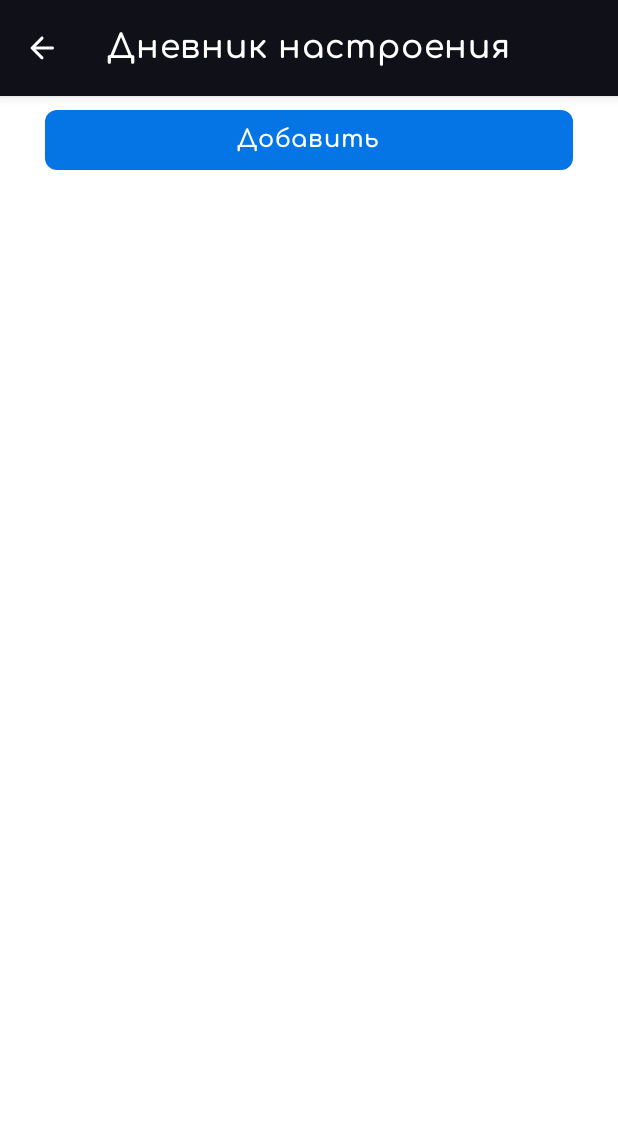
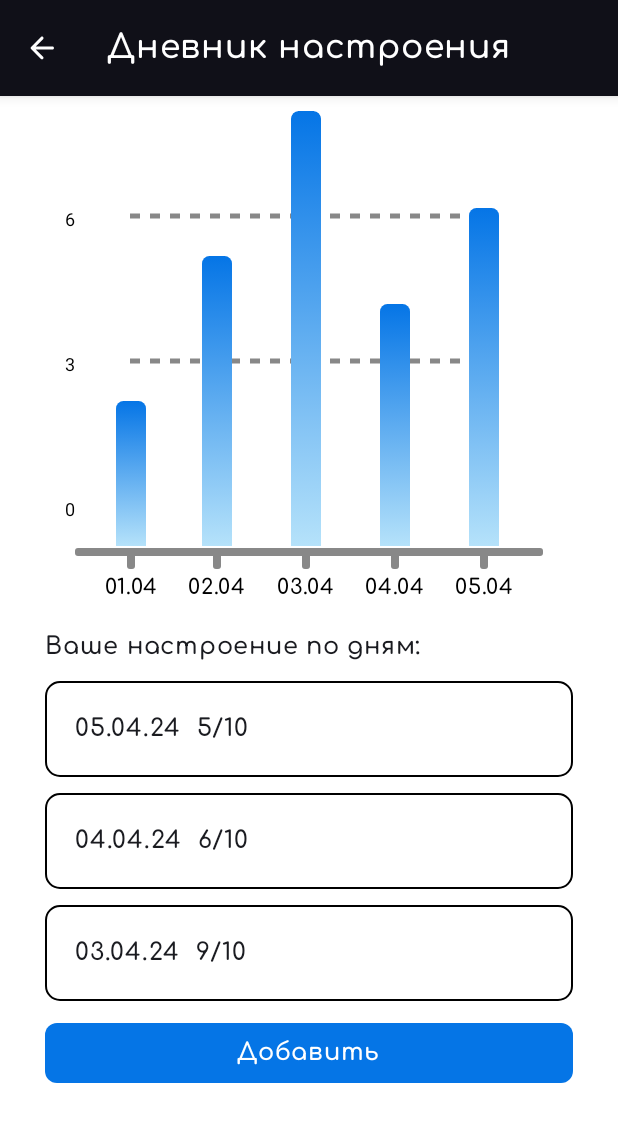
Before and after one commit to xemura/AppToSupportPatientsWithOCD, an Android app built with Jetpack Compose: the composable DiaryMainScreen shown on its own in the app's theme, on a phone screen of 412 x 824 dp. Shown: the top 1122 px of the screen. Run offline under Robolectric (Android 15) with nearby library versions, the phone set to English and light mode, and no system bars.

Commit message:
add charts for statistic homework and diary mood

```diff
--- a/app/build.gradle.kts
+++ b/app/build.gradle.kts
@@ -89,4 +89,6 @@ dependencies {
     implementation("androidx.compose.ui:ui-text-google-fonts:1.6.1")
 
     implementation ("com.google.code.gson:gson:2.10.1")
+
+    implementation("co.yml:ycharts:2.1.0")
 }
--- /dev/null
+++ b/app/src/main/java/com/xenia/apptosupportpatientswithocd/presentation/composable/Chart.kt
@@ -0,0 +1,283 @@
+package com.xenia.apptosupportpatientswithocd.presentation.composable
+
+import android.graphics.Paint
+import androidx.compose.animation.core.animateFloatAsState
+import androidx.compose.animation.core.tween
+import androidx.compose.foundation.Canvas
+import androidx.compose.foundation.background
+import androidx.compose.foundation.layout.Arrangement
+import androidx.compose.foundation.layout.Box
+import androidx.compose.foundation.layout.Column
+import androidx.compose.foundation.layout.Row
+import androidx.compose.foundation.layout.fillMaxHeight
+import androidx.compose.foundation.layout.fillMaxSize
+import androidx.compose.foundation.layout.fillMaxWidth
+import androidx.compose.foundation.layout.height
+import androidx.compose.foundation.layout.padding
+import androidx.compose.foundation.layout.width
+import androidx.compose.foundation.shape.CircleShape
+import androidx.compose.foundation.shape.RoundedCornerShape
+import androidx.compose.material3.Text
+import androidx.compose.runtime.Composable
+import androidx.compose.runtime.LaunchedEffect
+import androidx.compose.runtime.getValue
+import androidx.compose.runtime.mutableStateOf
+import androidx.compose.runtime.remember
+import androidx.compose.runtime.setValue
+import androidx.compose.ui.Alignment
+import androidx.compose.ui.Alignment.Companion.BottomCenter
+import androidx.compose.ui.Alignment.Companion.CenterHorizontally
+import androidx.compose.ui.Modifier
+import androidx.compose.ui.draw.clip
+import androidx.compose.ui.geometry.Offset
+import androidx.compose.ui.graphics.Brush
+import androidx.compose.ui.graphics.Color
+import androidx.compose.ui.graphics.PathEffect
+import androidx.compose.ui.graphics.nativeCanvas
+import androidx.compose.ui.platform.LocalConfiguration
+import androidx.compose.ui.platform.LocalDensity
+import androidx.compose.ui.text.font.FontWeight
+import androidx.compose.ui.text.style.TextAlign
+import androidx.compose.ui.unit.Dp
+import androidx.compose.ui.unit.dp
+import androidx.compose.ui.unit.sp
+import kotlin.math.round
+import kotlin.math.roundToInt
+
+enum class BarType {
+    CIRCULAR_TYPE,
+    TOP_CURVED
+}
+
+@Composable
+fun BarGraph(
+    graphBarData: List<Float>,
+    xAxisScaleData: List<String>,
+    barData_: List<Int>,
+    height: Dp,
+    roundType: BarType,
+    barWidth: Dp,
+    barBrush: Brush,
+    barArrangement: Arrangement.Horizontal
+) {
+
+    val barData by remember {
+        mutableStateOf(barData_ + 0)
+    }
+
+    // for getting screen width and height you can use LocalConfiguration
+    val configuration = LocalConfiguration.current
+    // getting screen width
+    val width = configuration.screenWidthDp.dp
+
+    // bottom height of the X-Axis Scale
+    val xAxisScaleHeight = 40.dp
+
+    val yAxisScaleSpacing by remember {
+        mutableStateOf(100f)
+    }
+    val yAxisTextWidth by remember {
+        mutableStateOf(100.dp)
+    }
+
+    // bar shape
+    val barShap =
+        when (roundType) {
+            BarType.CIRCULAR_TYPE -> CircleShape
+            BarType.TOP_CURVED -> RoundedCornerShape(topStart = 5.dp, topEnd = 5.dp)
+        }
+
+    val density = LocalDensity.current
+    // y-axis scale text paint
+    val textPaint = remember(density) {
+        Paint().apply {
+            color = Color.Black.hashCode()
+            textAlign = Paint.Align.CENTER
+            textSize = density.run { 12.sp.toPx() }
+        }
+    }
+
+    // for y coordinates of y-axis scale to create horizontal dotted line indicating y-axis scale
+    val yCoordinates = mutableListOf<Float>()
+    // for dotted line effect
+    val pathEffect = PathEffect.dashPathEffect(floatArrayOf(10f, 10f), 0f)
+    // height of vertical line over x-axis scale connecting x-axis horizontal line
+    val lineHeightXAxis = 10.dp
+    // height of horizontal line over x-axis scale
+    val horizontalLineHeight = 5.dp
+
+    Box(
+        modifier = Modifier
+            .fillMaxWidth()
+            .padding(top = 10.dp),
+        contentAlignment = Alignment.TopStart
+    ) {
+
+        // y-axis scale and horizontal dotted lines on graph indicating y-axis scale
+        Column(
+            modifier = Modifier
+                .padding(top = xAxisScaleHeight, end = 3.dp)
+                .height(height)
+                .fillMaxWidth(),
+            horizontalAlignment = CenterHorizontally
+        ) {
+
+            Canvas(modifier = Modifier
+                .padding(bottom = 10.dp)
+                .fillMaxSize()) {
+
+                // Y-Axis Scale Text
+                val yAxisScaleText = (barData.max()) / 3f
+                (0..3).forEach { i ->
+                    drawContext.canvas.nativeCanvas.apply {
+                        drawText(
+                            round(barData.min() + yAxisScaleText * i).roundToInt().toString(),
+                            70f,
+                            size.height - yAxisScaleSpacing - i * size.height / 3f + 10.0f,
+                            textPaint
+                        )
+                    }
+                    yCoordinates.add(size.height - yAxisScaleSpacing - i * size.height / 3f)
+                }
+
+                // horizontal dotted lines on graph indicating y-axis scale
+                (1..3).forEach {
+                    drawLine(
+                        start = Offset(x = yAxisScaleSpacing + 30f, y = yCoordinates[it]),
+                        end = Offset(x = size.width - 120f, y = yCoordinates[it]),
+                        color = Color.Gray,
+                        strokeWidth = 5f,
+                        pathEffect = pathEffect
+                    )
+                }
+
+            }
+
+        }
+
+        // Graph with Bar Graph and X-Axis Scale
+        Box(
+            modifier = Modifier
+                .padding(start = 50.dp)
+                .width(width - yAxisTextWidth)
+                .height(height + xAxisScaleHeight),
+            contentAlignment = Alignment.BottomCenter
+        ) {
+
+            Row(
+                modifier = Modifier
+                    .width(width - yAxisTextWidth),
+                verticalAlignment = Alignment.Top,
+                horizontalArrangement = barArrangement
+            ) {
+
+                // Graph
+                graphBarData.forEachIndexed { index, value ->
+
+                    var animationTriggered by remember {
+                        mutableStateOf(false)
+                    }
+                    val graphBarHeight by animateFloatAsState(
+                        targetValue = if (animationTriggered) value else 0f,
+                        animationSpec = tween(
+                            durationMillis = 1000,
+                            delayMillis = 0
+                        )
+                    )
+                    LaunchedEffect(key1 = true) {
+                        animationTriggered = true
+                    }
+
+                    Column(
+                        modifier = Modifier.fillMaxHeight(),
+                        verticalArrangement = Arrangement.Top,
+                        horizontalAlignment = CenterHorizontally
+                    ) {
+
+                        // Each Graph
+                        Box(
+                            modifier = Modifier
+                                .padding(bottom = 5.dp)
+                                .clip(barShap)
+                                .width(barWidth)
+                                .height(height - 10.dp)
+                                .background(Color.Transparent),
+                            contentAlignment = BottomCenter
+                        ) {
+                            Box(
+                                modifier = Modifier
+                                    .clip(barShap)
+                                    .fillMaxWidth()
+                                    .fillMaxHeight(graphBarHeight)
+                                    .background(
+                                        brush = barBrush
+                                    ),
+
+                                )
+                        }
+
+                        // scale x-axis and bottom part of graph
+                        Column(
+                            modifier = Modifier
+                                .height(xAxisScaleHeight),
+                            verticalArrangement = Arrangement.Top,
+                            horizontalAlignment = CenterHorizontally
+                        ) {
+
+                            // small vertical line joining the horizontal x-axis line
+                            Box(
+                                modifier = Modifier
+                                    .clip(
+                                        RoundedCornerShape(
+                                            bottomStart = 2.dp,
+                                            bottomEnd = 2.dp
+                                        )
+                                    )
+                                    .width(horizontalLineHeight)
+                                    .height(lineHeightXAxis)
+                                    .background(color = Color.Gray)
+                            )
+                            // scale x-axis
+                            Text(
+                                modifier = Modifier.padding(bottom = 3.dp),
+                                text = xAxisScaleData[index],
+                                fontSize = 14.sp,
+                                fontWeight = FontWeight.Medium,
+                                textAlign = TextAlign.Center,
+                                color = Color.Black
+                            )
+
+                        }
+
+                    }
+
+                }
+
+            }
+
+            // horizontal line on x-axis below the graph
+            Column(
+                modifier = Modifier
+                    .fillMaxWidth()
+                    .background(Color.Transparent),
+                horizontalAlignment = CenterHorizontally
+            ) {
+
+                Box(
+                    modifier = Modifier
+                        .padding(bottom = xAxisScaleHeight + 3.dp)
+                        .clip(RoundedCornerShape(2.dp))
+                        .fillMaxWidth()
+                        .height(horizontalLineHeight)
+                        .background(Color.Gray)
+                )
+
+            }
+
+
+        }
+
+
+    }
+
+}
--- a/app/src/main/java/com/xenia/apptosupportpatientswithocd/presentation/scripts_screen/ScriptsScreen.kt
+++ b/app/src/main/java/com/xenia/apptosupportpatientswithocd/presentation/scripts_screen/ScriptsScreen.kt
@@ -37,18 +37,6 @@ import com.xenia.apptosupportpatientswithocd.presentation.composable.CardScript
 fun ScriptsScreen(
     onFloatingActionButtonClick: () -> Unit
 ) {
-
-    var mExpanded by remember { mutableStateOf(false) }
-    val mCities = listOf("Delhi", "Mumbai", "Chennai", "Kolkata", "Hyderabad", "Bengaluru", "Pune")
-    var mSelectedText by remember { mutableStateOf("") }
-    var mTextFieldSize by remember { mutableStateOf(Size.Zero) }
-
-    var checkBoxState by remember { mutableStateOf(false) }
-
-    val icon = if (mExpanded)
-        Icons.Filled.KeyboardArrowUp
-    else
-        Icons.Filled.KeyboardArrowDown
 
     val list = listOf(
         ScriptModel(
@@ -123,57 +111,6 @@ fun ScriptsScreen(
         ) {
             items(list) {
                 CardScript(scriptModel = it)
-//                OutlinedTextField(
-//                    value = mSelectedText,
-//                    onValueChange = { mSelectedText = it },
-//                    modifier = Modifier
-//                        .fillMaxWidth()
-//                        .onGloballyPositioned { coordinates ->
-//                            mTextFieldSize = coordinates.size.toSize()
-//                        },
-//                    label = { Text(it.name) },
-//                    trailingIcon = {
-//                        Icon(icon, "contentDescription",
-//                            Modifier.clickable { mExpanded = !mExpanded })
-//                    }
-//                )
-//
-//                DropdownMenu(
-//                    expanded = mExpanded,
-//                    onDismissRequest = { mExpanded = false },
-//                    modifier = Modifier
-//                        .background(Color.White)
-//                        .fillMaxWidth()
-//                        .padding(horizontal = 20.dp)
-//                        .clip(RoundedCornerShape(10.dp))
-//                        .border(
-//                            BorderStroke(width = 1.dp, color = Color.Black),
-//                            shape = RoundedCornerShape(10.dp)
-//                        )
-//
-//                ) {
-//                    it.listActions.forEach { action ->
-//                        DropdownMenuItem(
-//                            leadingIcon = {
-//                                Checkbox(
-//                                    modifier = Modifier.clip(RoundedCornerShape(10.dp)),
-//                                    checked = action.checkBoxState,
-//                                    onCheckedChange = {
-//                                        checkBoxState = !checkBoxState
-//                                    })
-//                            },
-//                            text = {
-//                                Text(
-//                                    modifier = Modifier.fillMaxHeight(),
-//                                    text = action.name
-//                                )
-//                            },
-//                            onClick = {
-//                                mSelectedText = action.name
-//                                mExpanded = false
-//                            })
-//                    }
-//                }
             }
         }
     }
--- a/app/src/main/java/com/xenia/apptosupportpatientswithocd/presentation/therapy_screen/diary_screens/AddMoodScreen.kt
+++ b/app/src/main/java/com/xenia/apptosupportpatientswithocd/presentation/therapy_screen/diary_screens/AddMoodScreen.kt
@@ -30,6 +30,7 @@ import androidx.compose.ui.Modifier
 import androidx.compose.ui.draw.shadow
 import androidx.compose.ui.graphics.Color
 import androidx.compose.ui.text.input.KeyboardType
+import androidx.compose.ui.text.style.TextAlign
 import androidx.compose.ui.unit.dp
 
 @OptIn(ExperimentalMaterial3Api::class)
@@ -71,11 +72,17 @@ fun AddMoodScreen(
         Column(
             modifier = Modifier
                 .fillMaxSize()
-                .padding(top = contentPadding.calculateTopPadding()),
-            verticalArrangement = Arrangement.Top,
+                .padding(top = contentPadding.calculateTopPadding() - contentPadding.calculateTopPadding()),
+            verticalArrangement = Arrangement.Center,
             horizontalAlignment = Alignment.CenterHorizontally
         ) {
-            Text(text = "Введите своё настроение")
+            Text(
+                modifier = Modifier
+                    .fillMaxWidth()
+                    .padding(horizontal = 50.dp),
+                text = "Введите оценку своего настроения",
+                textAlign = TextAlign.Center
+            )
 
             OutlinedTextField(
                 modifier = Modifier
@@ -83,7 +90,7 @@ fun AddMoodScreen(
                     .padding(horizontal = 50.dp),
                 value = mood,
                 onValueChange = { mood = it },
-                placeholder = { Text(text = "Введите настроение в виде числа") },
+                placeholder = { Text(text = "Введите оценку в виде числа") },
                 label = { Text("Оценка настроения") },
                 singleLine = true,
                 colors = TextFieldDefaults.colors(
@@ -103,7 +110,7 @@ fun AddMoodScreen(
                     .padding(horizontal = 50.dp),
                 value = note,
                 onValueChange = { note = it },
-                placeholder = { Text(text = "Введите заметку о настроении") },
+                placeholder = { Text(text = "Заметка о настроении") },
                 label = { Text("Заметка") },
                 singleLine = true,
                 colors = TextFieldDefaults.colors(
@@ -124,7 +131,7 @@ fun AddMoodScreen(
                 shape = RoundedCornerShape(8.dp),
                 modifier = Modifier
                     .fillMaxWidth()
-                    .padding(horizontal = 30.dp, vertical = 5.dp),
+                    .padding(horizontal = 50.dp, vertical = 5.dp),
 
                 ) {
                 Text(
--- a/app/src/main/java/com/xenia/apptosupportpatientswithocd/presentation/therapy_screen/diary_screens/DiaryMainScreen.kt
+++ b/app/src/main/java/com/xenia/apptosupportpatientswithocd/presentation/therapy_screen/diary_screens/DiaryMainScreen.kt
@@ -4,6 +4,7 @@ import androidx.compose.foundation.BorderStroke
 import androidx.compose.foundation.background
 import androidx.compose.foundation.clickable
 import androidx.compose.foundation.layout.Arrangement
+import androidx.compose.foundation.layout.Column
 import androidx.compose.foundation.layout.fillMaxSize
 import androidx.compose.foundation.layout.fillMaxWidth
 import androidx.compose.foundation.layout.padding
@@ -27,8 +28,12 @@ import androidx.compose.runtime.Composable
 import androidx.compose.ui.Alignment
 import androidx.compose.ui.Modifier
 import androidx.compose.ui.draw.shadow
+import androidx.compose.ui.graphics.Brush
 import androidx.compose.ui.graphics.Color
 import androidx.compose.ui.unit.dp
+import com.xenia.apptosupportpatientswithocd.presentation.composable.BarGraph
+import com.xenia.apptosupportpatientswithocd.presentation.composable.BarType
+
 
 @OptIn(ExperimentalMaterial3Api::class)
 @Composable
@@ -38,7 +43,11 @@ fun DiaryMainScreen(
     onAddPressed: () -> Unit,
 ) {
 
-    val moodList = mutableListOf<Mood>()
+    val moodList = mutableListOf(
+        Mood("05.04.24", 5, "ляляля 5"),
+        Mood("04.04.24", 6, "ляля 6"),
+        Mood("03.04.24", 9, "ляляля 9")
+    )
     Scaffold(
         topBar = {
             CenterAlignedTopAppBar(
@@ -75,7 +84,41 @@ fun DiaryMainScreen(
             horizontalAlignment = Alignment.CenterHorizontally
         ) {
             item {
-                // график статистики настроения
+                Column {
+                    val dataList = mutableListOf(3,6,9,5,7)
+                    val floatValue = mutableListOf<Float>()
+                    val datesList = mutableListOf(
+                        "01.04", "02.04",
+                        "03.04", "04.04",
+                        "05.04"
+                    )
+
+                    dataList.forEachIndexed { index, value ->
+                        floatValue.add(index = index, element = value.toFloat()/dataList.max().toFloat())
+                    }
+
+                    BarGraph(
+                        graphBarData = floatValue,
+                        xAxisScaleData = datesList,
+                        barData_ = dataList,
+                        height = 300.dp,
+                        roundType = BarType.TOP_CURVED,
+                        barWidth = 20.dp,
+                        barBrush = Brush.verticalGradient(
+                            listOf(
+                                Color(0xFF0575e6),
+                                Color(0xFFb5e2fa)
+                            )
+                        ),
+                        barArrangement = Arrangement.SpaceEvenly
+                    )
+
+                    Text(
+                        modifier = Modifier.padding(horizontal = 30.dp, vertical = 5.dp),
+                        text = "Ваше настроение по дням:"
+                    )
+                }
+
             }
             items(moodList) {
                 Card(
@@ -96,7 +139,7 @@ fun DiaryMainScreen(
                     Text(
                         modifier = Modifier
                             .padding(20.dp),
-                        text = "${it.time}  ${it.moodAssessment}/10"
+                        text = "${it.date}  ${it.moodAssessment}/10"
                     )
                 }
             }
@@ -106,9 +149,10 @@ fun DiaryMainScreen(
                     colors = ButtonDefaults.buttonColors(containerColor = Color(0xFF0575e6)),
                     shape = RoundedCornerShape(8.dp),
                     modifier = Modifier
-                        .fillMaxWidth().padding(horizontal = 30.dp, vertical = 5.dp),
+                        .fillMaxWidth()
+                        .padding(horizontal = 30.dp, vertical = 5.dp),
 
-                ) {
+                    ) {
                     Text(
                         color = Color.White,
                         text = "Добавить",
--- a/app/src/main/java/com/xenia/apptosupportpatientswithocd/presentation/therapy_screen/diary_screens/Mood.kt
+++ b/app/src/main/java/com/xenia/apptosupportpatientswithocd/presentation/therapy_screen/diary_screens/Mood.kt
@@ -1,7 +1,7 @@
 package com.xenia.apptosupportpatientswithocd.presentation.therapy_screen.diary_screens
 
 data class Mood(
-    val time: String,
+    val date: String,
     val moodAssessment: Int,
     val note: String
 )
--- a/app/src/main/java/com/xenia/apptosupportpatientswithocd/presentation/therapy_screen/homework_screens/AddHomeworkScreen.kt
+++ b/app/src/main/java/com/xenia/apptosupportpatientswithocd/presentation/therapy_screen/homework_screens/AddHomeworkScreen.kt
@@ -174,7 +174,7 @@ fun AddHomeworkScreen(
                 shape = RoundedCornerShape(8.dp),
                 modifier = Modifier
                     .fillMaxWidth()
-                    .padding(horizontal = 50.dp, vertical = 10.dp)
+                    .padding(horizontal = 20.dp, vertical = 10.dp)
             ) {
                 Text(
                     color = Color.White,
--- a/app/src/main/java/com/xenia/apptosupportpatientswithocd/presentation/therapy_screen/homework_screens/StatisticHomeworkScreen.kt
+++ b/app/src/main/java/com/xenia/apptosupportpatientswithocd/presentation/therapy_screen/homework_screens/StatisticHomeworkScreen.kt
@@ -2,6 +2,7 @@ package com.xenia.apptosupportpatientswithocd.presentation.therapy_screen.homewo
 
 import androidx.compose.foundation.Image
 import androidx.compose.foundation.clickable
+import androidx.compose.foundation.layout.Arrangement
 import androidx.compose.foundation.layout.Box
 import androidx.compose.foundation.layout.Column
 import androidx.compose.foundation.layout.fillMaxWidth
@@ -21,11 +22,14 @@ import androidx.compose.runtime.Composable
 import androidx.compose.ui.Modifier
 import androidx.compose.ui.draw.clip
 import androidx.compose.ui.draw.shadow
+import androidx.compose.ui.graphics.Brush
 import androidx.compose.ui.graphics.Color
 import androidx.compose.ui.layout.ContentScale
 import androidx.compose.ui.res.painterResource
 import androidx.compose.ui.unit.dp
 import com.xenia.apptosupportpatientswithocd.R
+import com.xenia.apptosupportpatientswithocd.presentation.composable.BarGraph
+import com.xenia.apptosupportpatientswithocd.presentation.composable.BarType
 
 @OptIn(ExperimentalMaterial3Api::class)
 @Composable
@@ -62,22 +66,38 @@ fun StatisticHomeworkScreen(
         Box(
             modifier = Modifier.padding(top = contentPadding.calculateTopPadding() + 5.dp)
         ) {
-            // тут график статистики
-
             Column {
                 Text(
                     modifier = Modifier.padding(horizontal = 30.dp, vertical = 5.dp),
                     text = "Статистика по домашней работе: (название)"
                 )
-                Image(
-                    modifier = Modifier
-                        .fillMaxWidth()
-                        .padding(horizontal = 30.dp)
-                        .height(200.dp)
-                        .clip(shape = RoundedCornerShape(10.dp)),
-                    painter = painterResource(id = R.drawable.main_screen_1),
-                    contentDescription = "Картинка на главном экране",
-                    contentScale = ContentScale.FillWidth
+
+                val dataList = mutableListOf(3,6,9,5,7)
+                val floatValue = mutableListOf<Float>()
+                val datesList = mutableListOf(
+                    "01.04", "02.04",
+                    "03.04", "04.04",
+                    "05.04"
+                )
+
+                dataList.forEachIndexed { index, value ->
+                    floatValue.add(index = index, element = value.toFloat()/dataList.max().toFloat())
+                }
+
+                BarGraph(
+                    graphBarData = floatValue,
+                    xAxisScaleData = datesList,
+                    barData_ = dataList,
+                    height = 300.dp,
+                    roundType = BarType.TOP_CURVED,
+                    barWidth = 20.dp,
+                    barBrush = Brush.verticalGradient(
+                        listOf(
+                            Color(0xFF0575e6),
+                            Color(0xFFb5e2fa)
+                        )
+                    ),
+                    barArrangement = Arrangement.SpaceEvenly
                 )
             }
         }
```
